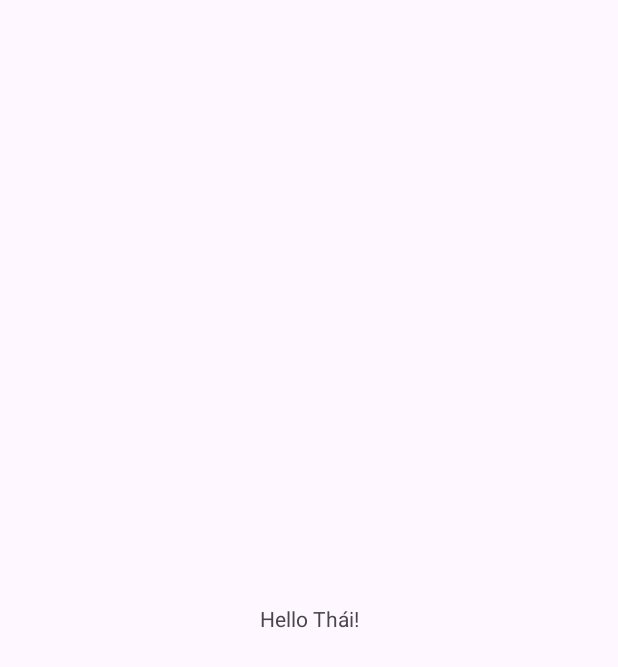
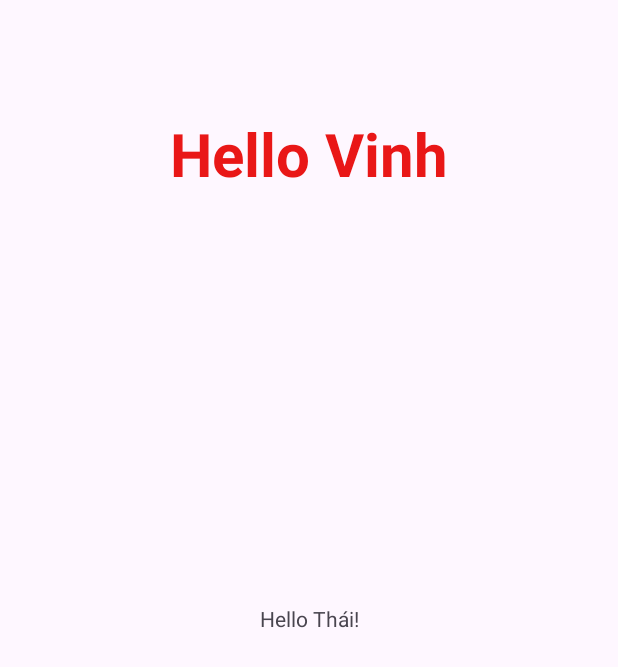
Before and after one commit to subin663/Project_AndroidStudio, an Android app: the screen it shows after launch (MainActivity), on a phone screen of 412 x 824 dp. Before the commit the part shown is almost empty. Shown: the top 667 px of the screen. Run offline under Robolectric (Android 15) with nearby library versions, the phone set to English and light mode, and no system bars.

Commit message:
upload file project

```diff
--- a/app/src/main/res/layout/activity_main.xml
+++ b/app/src/main/res/layout/activity_main.xml
@@ -16,4 +16,17 @@
         app:layout_constraintStart_toStartOf="parent"
         app:layout_constraintTop_toTopOf="parent" />
 
+    <TextView
+        android:layout_width="match_parent"
+        android:layout_height="wrap_content"
+        android:layout_marginTop="75dp"
+        android:gravity="center"
+        android:text="Hello Vinh"
+        android:textColor="#E91717"
+        android:textSize="40dp"
+        android:textStyle="bold"
+        app:layout_constraintEnd_toEndOf="parent"
+        app:layout_constraintStart_toStartOf="parent"
+        app:layout_constraintTop_toTopOf="parent" />
+
 </androidx.constraintlayout.widget.ConstraintLayout>
```
